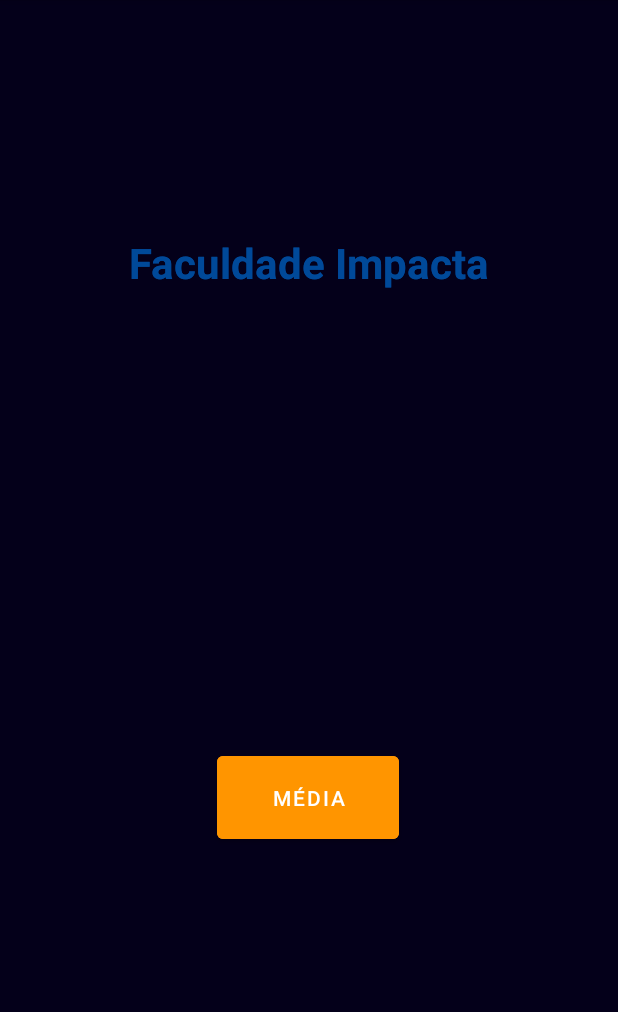
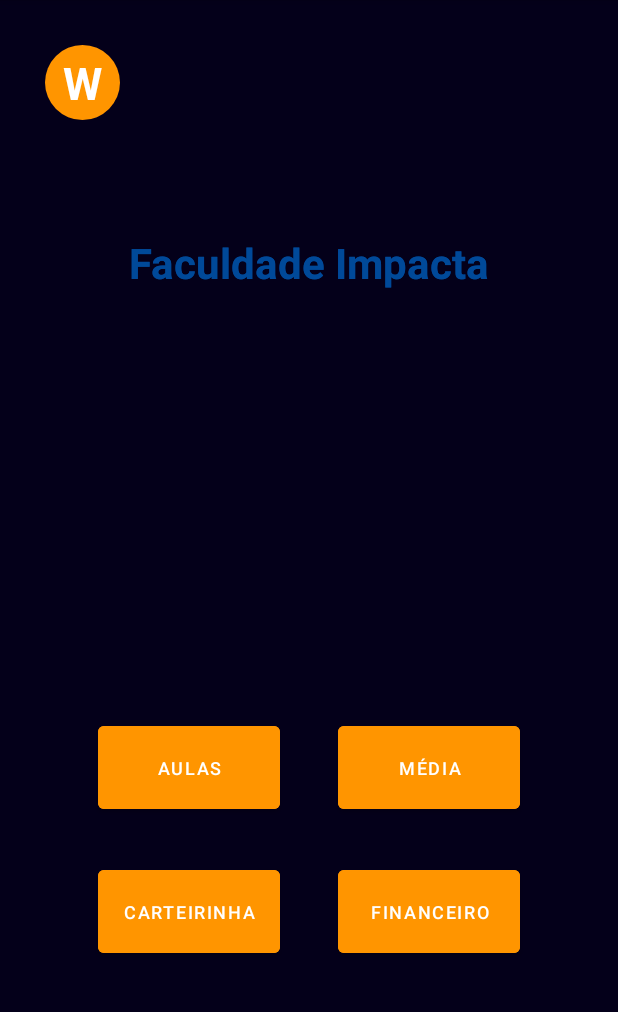
Before and after one commit to WallyssonSousa/carteira-aluno, an Android app: the screen it shows after launch (MainActivity), on a phone screen of 412 x 824 dp, the part 84-1096 px from its top. Run offline under Robolectric (Android 15) with nearby library versions, the phone set to English and light mode, and no system bars.

Commit message:
Adicionado Circulo de avatar, botões de telas, pasta no drawable de imagens, adicionado tres imagens

```diff
--- /dev/null
+++ b/app/src/main/res/drawable/circular_shape.xml
@@ -0,0 +1,11 @@
+<?xml version="1.0" encoding="utf-8"?>
+<selector xmlns:android="http://schemas.android.com/apk/res/android">
+
+    <item>
+        <shape>
+            <solid android:color="#FF9500" />
+            <corners android:radius="90dp" />
+        </shape>
+    </item>
+
+</selector>
--- a/app/src/main/res/layout/activity_main.xml
+++ b/app/src/main/res/layout/activity_main.xml
@@ -1,12 +1,38 @@
 <?xml version="1.0" encoding="utf-8"?>
-<androidx.constraintlayout.widget.ConstraintLayout
-    xmlns:android="http://schemas.android.com/apk/res/android"
+<androidx.constraintlayout.widget.ConstraintLayout xmlns:android="http://schemas.android.com/apk/res/android"
     xmlns:app="http://schemas.android.com/apk/res-auto"
     xmlns:tools="http://schemas.android.com/tools"
     android:layout_width="match_parent"
     android:layout_height="match_parent"
     android:background="#04001A"
     tools:context=".MainActivity">
+
+    <!-- para empilhar elementos -->
+    <FrameLayout
+        android:layout_width="50dp"
+        android:layout_height="50dp"
+        android:layout_marginTop="30dp"
+        android:layout_marginLeft="30dp"
+        app:layout_constraintTop_toTopOf="parent"
+        app:layout_constraintStart_toStartOf="parent">
+
+        <ImageView
+            android:id="@+id/imgUser"
+            android:layout_width="match_parent"
+            android:layout_height="match_parent"
+            android:background="@drawable/circular_shape" />
+
+        <TextView
+            android:id="@+id/txtUser"
+            android:layout_width="match_parent"
+            android:layout_height="match_parent"
+            android:text="W"
+            android:textColor="#fff"
+            android:gravity="center"
+            android:textSize="30dp"
+            android:textStyle="bold"/>
+
+    </FrameLayout>
 
     <TextView
         android:id="@+id/txtFaculdade2"
@@ -40,12 +66,61 @@
         android:id="@+id/btnMedia"
         android:layout_width="121dp"
         android:layout_height="67dp"
-        android:layout_marginTop="304dp"
+        android:layout_marginTop="284dp"
         android:backgroundTint="#FF9500"
         android:text="Média"
         android:textColor="@android:color/white"
+        android:textSize="12dp"
         app:layout_constraintEnd_toEndOf="parent"
-        app:layout_constraintHorizontal_bias="0.498"
+        app:layout_constraintHorizontal_bias="0.775"
         app:layout_constraintStart_toStartOf="parent"
         app:layout_constraintTop_toBottomOf="@id/txtFaculdade" />
+
+    <Button
+        android:id="@+id/btnAulas"
+        android:layout_width="121dp"
+        android:layout_height="67dp"
+        android:layout_marginTop="284dp"
+        android:backgroundTint="#FF9500"
+        android:text="Aulas"
+        android:textColor="@android:color/white"
+        android:textSize="12dp"
+        app:layout_constraintEnd_toEndOf="parent"
+        app:layout_constraintHorizontal_bias="0.225"
+        app:layout_constraintStart_toStartOf="parent"
+        app:layout_constraintTop_toBottomOf="@id/txtFaculdade" />
+
+    <Button
+        android:id="@+id/btnCarteirinha"
+        android:layout_width="121dp"
+        android:layout_height="67dp"
+        android:layout_marginTop="380dp"
+        android:backgroundTint="#FF9500"
+        android:text="Carteirinha"
+        android:textColor="@android:color/white"
+        android:textSize="12dp"
+        app:layout_constraintEnd_toEndOf="parent"
+        app:layout_constraintHorizontal_bias="0.225"
+        app:layout_constraintStart_toStartOf="parent"
+        app:layout_constraintTop_toBottomOf="@id/txtFaculdade" />
+
+    <Button
+        android:id="@+id/btnFinanceiro"
+        android:layout_width="121dp"
+        android:layout_height="67dp"
+        android:layout_marginTop="380dp"
+        android:backgroundTint="#FF9500"
+        android:text="Financeiro"
+        android:textColor="@android:color/white"
+        android:textSize="12dp"
+        app:layout_constraintEnd_toEndOf="parent"
+        app:layout_constraintHorizontal_bias="0.775"
+        app:layout_constraintStart_toStartOf="parent"
+        app:layout_constraintTop_toBottomOf="@id/txtFaculdade" />
+
+    <androidx.constraintlayout.helper.widget.Flow
+        android:id="@+id/flow"
+        android:layout_width="wrap_content"
+        android:layout_height="wrap_content" />
+
 </androidx.constraintlayout.widget.ConstraintLayout>
```
Also changed, not shown: app/src/main/res/drawable/img/img_logo_impacta.png (added), app/src/main/res/drawable/img/img_tela_media.png (added), app/src/main/res/drawable/img/img_tela_principal.png (added).
